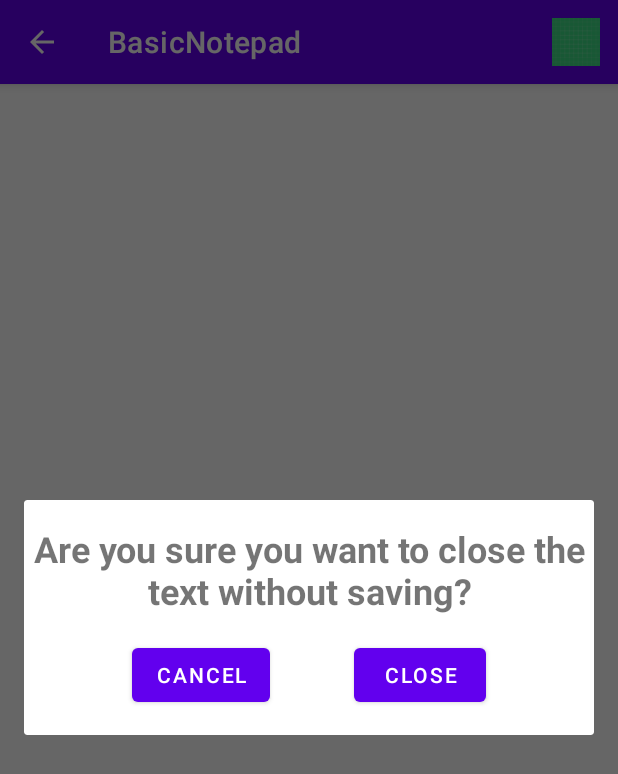
After one commit to GuilhermeSilva8/basic-notepad, an Android app: the fragment TextDialogFragment placed in its activity, on a phone screen of 412 x 824 dp. The commit adds this screen. Shown: the top 774 px of the screen. Run offline under Robolectric (Android 15) with nearby library versions, the phone set to English and light mode, and no system bars.

Commit message:
Create a custom dialog and show it when we press the back button

```diff
--- a/app/src/main/java/com/example/basicnotepad/TextActivity.kt
+++ b/app/src/main/java/com/example/basicnotepad/TextActivity.kt
@@ -77,6 +77,9 @@ class TextActivity : AppCompatActivity() {
     }
 
     override fun onBackPressed() {
-        super.onBackPressed()
+
+        val dialog = TextDialogFragment()
+        dialog.show(supportFragmentManager, "TextDialog")
+
     }
 }
--- /dev/null
+++ b/app/src/main/java/com/example/basicnotepad/TextDialogFragment.kt
@@ -0,0 +1,21 @@
+package com.example.basicnotepad
+
+import android.os.Bundle
+import android.view.LayoutInflater
+import android.view.View
+import android.view.ViewGroup
+import androidx.fragment.app.DialogFragment
+
+class TextDialogFragment: DialogFragment() {
+
+    override fun onCreateView(
+        inflater: LayoutInflater,
+        container: ViewGroup?,
+        savedInstanceState: Bundle?
+    ): View? {
+        var rootView: View = inflater.inflate(R.layout.fragment_text_dialog, container, false)
+
+        return rootView
+    }
+
+}
--- /dev/null
+++ b/app/src/main/res/layout/fragment_text_dialog.xml
@@ -0,0 +1,50 @@
+<?xml version="1.0" encoding="utf-8"?>
+<androidx.constraintlayout.widget.ConstraintLayout xmlns:android="http://schemas.android.com/apk/res/android"
+    xmlns:app="http://schemas.android.com/apk/res-auto"
+    xmlns:tools="http://schemas.android.com/tools"
+    android:layout_width="match_parent"
+    android:layout_height="wrap_content">
+
+    <TextView
+        android:id="@+id/tvDialogTitle"
+        android:layout_width="wrap_content"
+        android:layout_height="wrap_content"
+        android:layout_marginTop="16dp"
+        android:text="Are you sure you want to close the text without saving?"
+        android:textAlignment="center"
+        android:textSize="24sp"
+        android:textStyle="bold"
+        app:layout_constraintEnd_toEndOf="parent"
+        app:layout_constraintHorizontal_bias="0.5"
+        app:layout_constraintStart_toStartOf="parent"
+        app:layout_constraintTop_toTopOf="parent" />
+
+    <Button
+        android:id="@+id/btnCancel"
+        android:layout_width="wrap_content"
+        android:layout_height="wrap_content"
+        android:layout_marginStart="16dp"
+        android:layout_marginTop="16dp"
+        android:layout_marginBottom="16dp"
+        android:text="Cancel"
+        app:layout_constraintBottom_toBottomOf="parent"
+        app:layout_constraintEnd_toStartOf="@+id/btnClose"
+        app:layout_constraintHorizontal_bias="0.5"
+        app:layout_constraintStart_toStartOf="parent"
+        app:layout_constraintTop_toBottomOf="@+id/tvDialogTitle" />
+
+    <Button
+        android:id="@+id/btnClose"
+        android:layout_width="wrap_content"
+        android:layout_height="wrap_content"
+        android:layout_marginTop="16dp"
+        android:layout_marginEnd="16dp"
+        android:layout_marginBottom="16dp"
+        android:text="Close"
+        app:layout_constraintBottom_toBottomOf="parent"
+        app:layout_constraintEnd_toEndOf="parent"
+        app:layout_constraintHorizontal_bias="0.5"
+        app:layout_constraintStart_toEndOf="@+id/btnCancel"
+        app:layout_constraintTop_toBottomOf="@+id/tvDialogTitle" />
+
+</androidx.constraintlayout.widget.ConstraintLayout>
```
